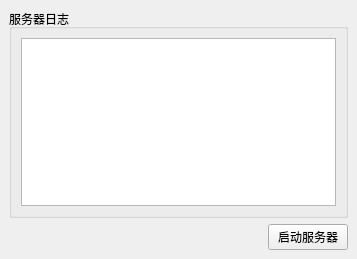
This is ChatSever/mainwindow.ui in lwh-wq/QtCourse as Qt 5 draws it before an edit. The edited form follows.
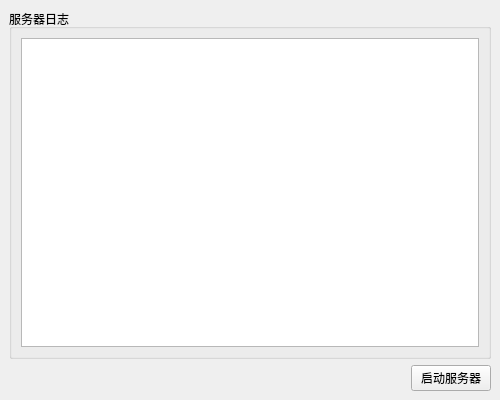
This is the edited form.

```diff
--- a/ChatSever/mainwindow.ui
+++ b/ChatSever/mainwindow.ui
@@ -6,10 +6,16 @@
    <rect>
     <x>0</x>
     <y>0</y>
-    <width>357</width>
-    <height>259</height>
+    <width>500</width>
+    <height>400</height>
    </rect>
   </property>
+  <property name="minimumSize">
+   <size>
+    <width>500</width>
+    <height>400</height>
+   </size>
+  </property>
   <property name="windowTitle">
    <string>服务器</string>
   </property>
```
